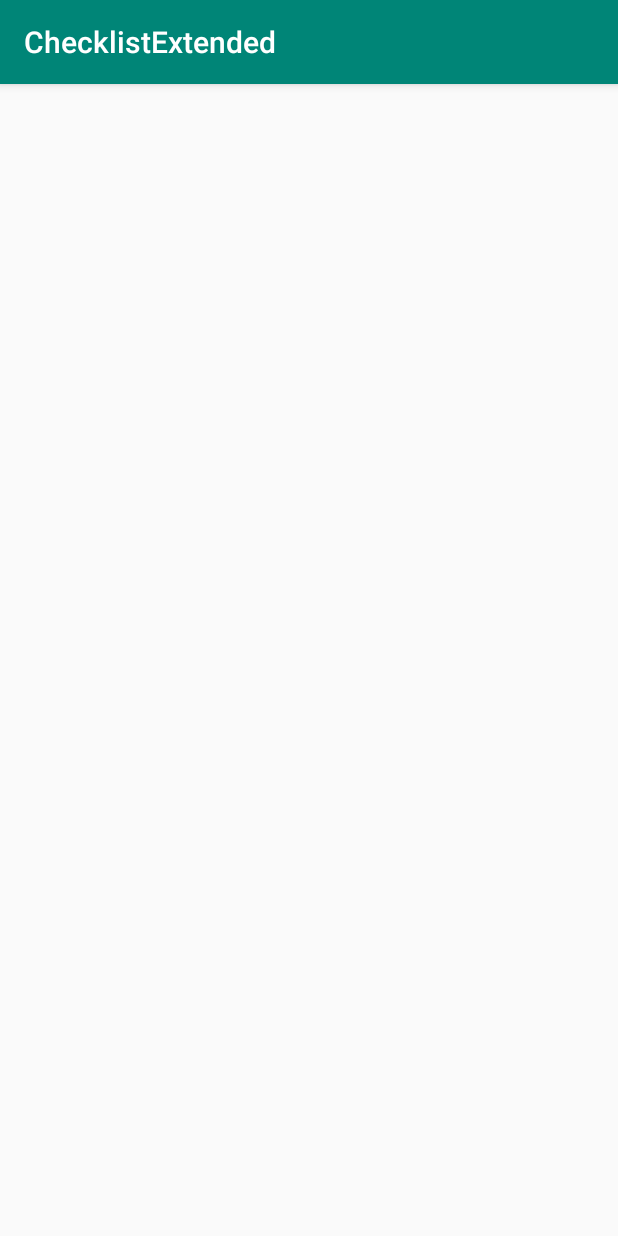
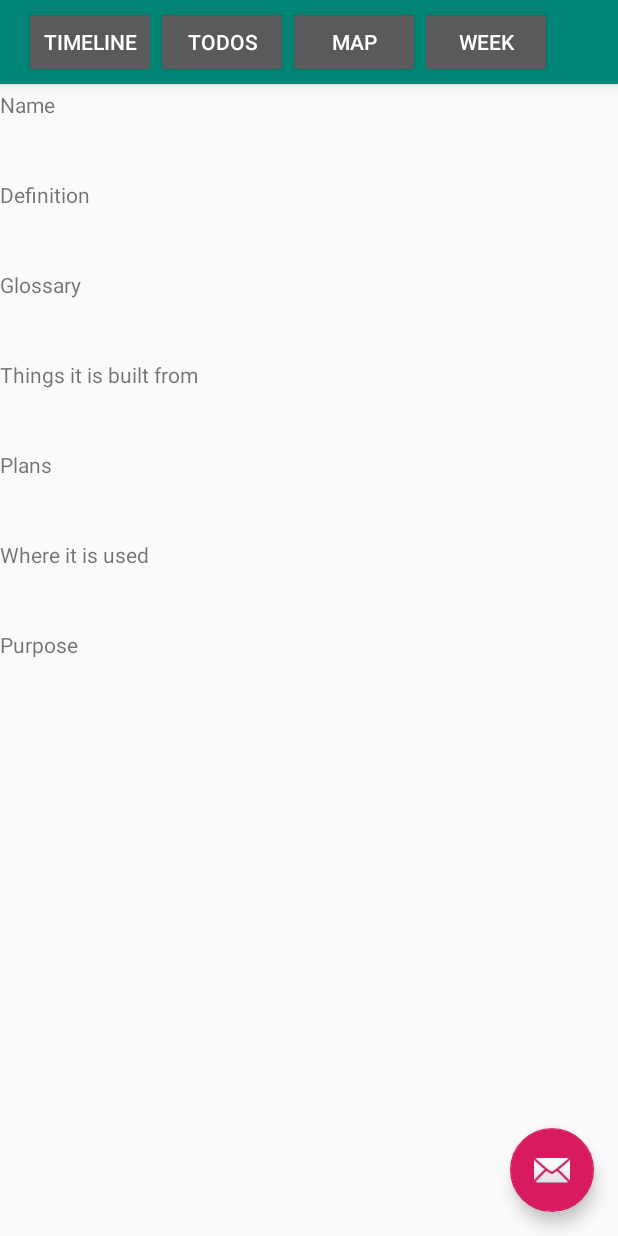
Before and after one commit to player1s/ChecklistExtendedNew, an Android app: the ConceptDetails screen opened directly, with no data from a screen before it, on a phone screen of 412 x 824 dp. Run offline under Robolectric (Android 15) with nearby library versions, the phone set to English and light mode, and no system bars.

Commit message:
outfitted the details page with minor things

```diff
--- a/app/src/main/AndroidManifest.xml
+++ b/app/src/main/AndroidManifest.xml
@@ -9,7 +9,9 @@
         android:roundIcon="@mipmap/ic_launcher_round"
         android:supportsRtl="true"
         android:theme="@style/AppTheme">
-        <activity android:name=".ConceptDetails"></activity>
+        <activity android:name=".ConceptDetails"
+            android:theme="@style/AppTheme.NoActionBar"
+            android:parentActivityName=".mapOfUnderstanding"></activity>
         <activity
             android:name=".Goal"
             android:label="@string/title_activity_goal"
--- a/app/src/main/res/layout/activity_concept_details.xml
+++ b/app/src/main/res/layout/activity_concept_details.xml
@@ -1,9 +1,116 @@
 <?xml version="1.0" encoding="utf-8"?>
-<androidx.constraintlayout.widget.ConstraintLayout xmlns:android="http://schemas.android.com/apk/res/android"
+<androidx.coordinatorlayout.widget.CoordinatorLayout xmlns:android="http://schemas.android.com/apk/res/android"
     xmlns:app="http://schemas.android.com/apk/res-auto"
     xmlns:tools="http://schemas.android.com/tools"
+    android:id="@+id/coordinatorlayoutForMap"
     android:layout_width="match_parent"
     android:layout_height="match_parent"
-    tools:context=".ConceptDetails">
+    tools:context=".MainActivity">
 
-</androidx.constraintlayout.widget.ConstraintLayout>
+    <com.google.android.material.appbar.AppBarLayout
+        android:layout_width="match_parent"
+        android:layout_height="wrap_content"
+        android:theme="@style/AppTheme.AppBarOverlay">
+
+        <androidx.appcompat.widget.Toolbar
+            android:id="@+id/toolbarInDetails"
+            android:layout_width="match_parent"
+            android:layout_height="?attr/actionBarSize"
+            android:background="?attr/colorPrimary"
+
+            app:popupTheme="@style/AppTheme.PopupOverlay">
+
+            <Button
+                android:layout_width="wrap_content"
+                android:layout_height="wrap_content"
+                android:id="@+id/btnTimeLineInDetails"
+                android:text="Timeline"/>
+
+            <Button
+                android:layout_width="wrap_content"
+                android:layout_height="wrap_content"
+                android:id="@+id/btnTodosInDetails"
+                android:text="Todos"/>
+
+            <Button
+                android:layout_width="wrap_content"
+                android:layout_height="wrap_content"
+                android:id="@+id/btnMapInDetails"
+                android:text="Map"/>
+
+            <Button
+                android:layout_width="wrap_content"
+                android:layout_height="wrap_content"
+                android:id="@+id/btnWeekInDetails"
+                android:text="Week"/>
+        </androidx.appcompat.widget.Toolbar>
+    </com.google.android.material.appbar.AppBarLayout>
+
+    <!-- <include layout="@layout/content_main" /> -->
+
+    <com.google.android.material.floatingactionbutton.FloatingActionButton
+        android:id="@+id/fabInDetails"
+        android:layout_width="wrap_content"
+        android:layout_height="wrap_content"
+        android:layout_gravity="bottom|end"
+        android:layout_margin="@dimen/fab_margin"
+        app:srcCompat="@android:drawable/ic_dialog_email" />
+
+    <TextView
+        android:id="@+id/NameInDetails"
+        android:layout_width="wrap_content"
+        android:layout_height="wrap_content"
+        android:layout_marginLeft="0dp"
+        android:layout_marginTop="60dp"
+        android:text="Name" />
+
+    <TextView
+        android:id="@+id/DefinitionInDetails"
+        android:layout_width="wrap_content"
+        android:layout_height="wrap_content"
+        android:layout_marginLeft="0dp"
+        android:layout_marginTop="120dp"
+        android:text="Definition" />
+
+    <TextView
+        android:id="@+id/GlossaryInDetails"
+        android:layout_width="wrap_content"
+        android:layout_height="wrap_content"
+        android:layout_marginLeft="0dp"
+        android:layout_marginTop="180dp"
+        android:text="Glossary" />
+
+    <TextView
+        android:id="@+id/ThingsItIsBuiltFromInDetails"
+        android:layout_width="wrap_content"
+        android:layout_height="wrap_content"
+        android:layout_marginLeft="0dp"
+        android:layout_marginTop="240dp"
+        android:text="Things it is built from" />
+
+    <TextView
+        android:id="@+id/PlansInDetails"
+        android:layout_width="wrap_content"
+        android:layout_height="wrap_content"
+        android:layout_marginLeft="0dp"
+        android:layout_marginTop="300dp"
+        android:text="Plans" />
+
+    <TextView
+        android:id="@+id/UsesInDetails"
+        android:layout_width="wrap_content"
+        android:layout_height="wrap_content"
+        android:layout_marginLeft="0dp"
+        android:layout_marginTop="360dp"
+        android:text="Where it is used" />
+
+    <TextView
+        android:id="@+id/PurposeInDetails"
+        android:layout_width="wrap_content"
+        android:layout_height="wrap_content"
+        android:layout_marginLeft="0dp"
+        android:layout_marginTop="420dp"
+        android:text="Purpose" />
+
+
+</androidx.coordinatorlayout.widget.CoordinatorLayout>
```
Also changed, not shown: app/src/main/java/com/example/checklistextended/mapOfUnderstanding.java (+0 -8 lines), app/src/main/res/layout/mapofunderstanding.xml (+0 -48 lines).
